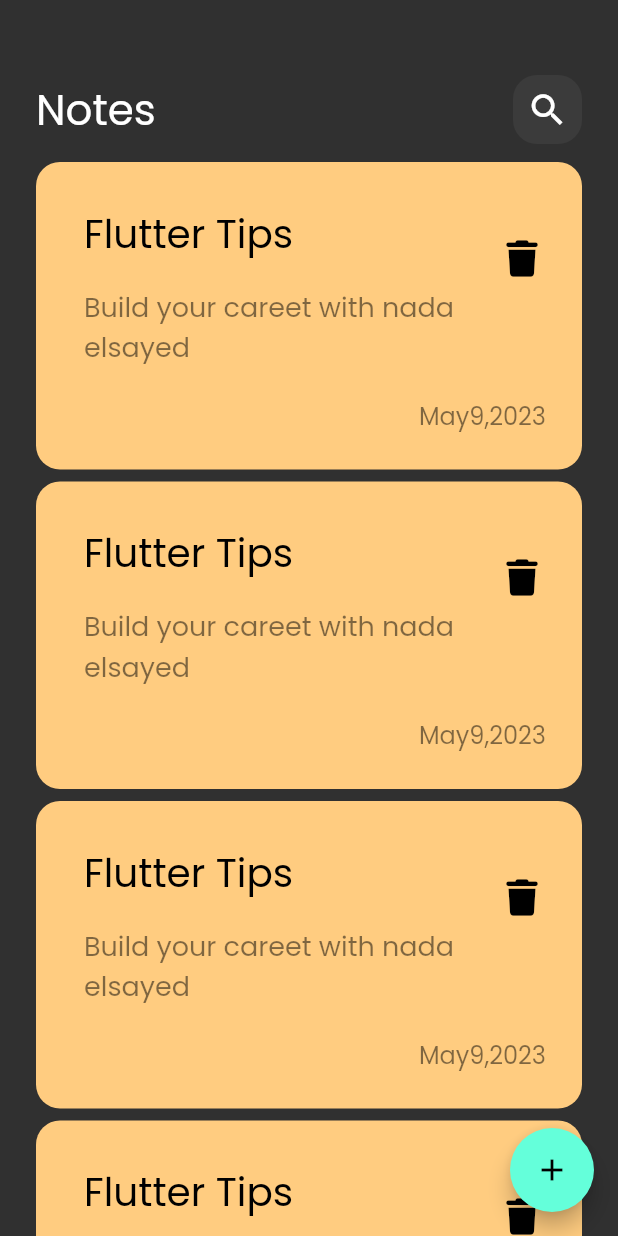
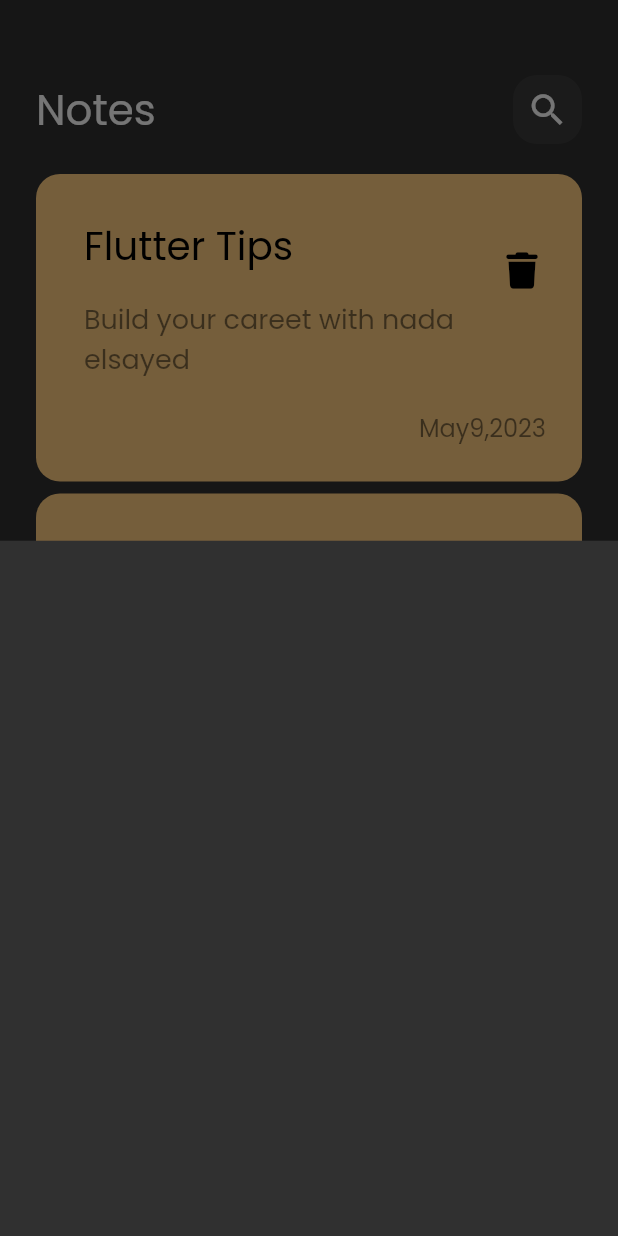
Before and after one commit to nada12elsayed13/notes_app, a Flutter app: the screen it shows after launch, after a tap on the "add" icon, on a phone screen of 412 x 824 dp. Run offline on Flutter 3.47's test engine with Material 2 defaults, Android fonts, the phone set to English and light mode, and no system bars; our stand-ins replace font_awesome_flutter.

Commit message:
show model bottom sheet

```diff
--- a/lib/views/notes_view.dart
+++ b/lib/views/notes_view.dart
@@ -1,5 +1,6 @@
 import 'package:flutter/material.dart';
 
+import '../widgets/AddNotesBottomSheet.dart';
 import '../widgets/Custom_body.dart';
 
 class NotesView extends StatelessWidget {
@@ -9,7 +10,13 @@ class NotesView extends StatelessWidget {
   Widget build(BuildContext context) {
     return Scaffold(
         floatingActionButton: FloatingActionButton(
-          onPressed: () {},
+          onPressed: () {
+            showModalBottomSheet(
+                context: context,
+                builder: (context) {
+                  return const AddNoteBottemSheet();
+                });
+          },
           child: const Icon(Icons.add),
         ),
         body: const CustomBody());
--- /dev/null
+++ b/lib/widgets/AddNotesBottomSheet.dart
@@ -0,0 +1,10 @@
+import 'package:flutter/material.dart';
+
+class AddNoteBottemSheet extends StatelessWidget {
+  const AddNoteBottemSheet({super.key});
+
+  @override
+  Widget build(BuildContext context) {
+    return Container();
+  }
+}
--- a/lib/widgets/Custom_body.dart
+++ b/lib/widgets/Custom_body.dart
@@ -16,9 +16,6 @@ class CustomBody extends StatelessWidget {
             height: 50,
           ),
           CustomAbbpar(),
-          SizedBox(
-            height: 8,
-          ),
           Expanded(child: NotesListView())
         ],
       ),
--- a/lib/widgets/notes_listview.dart
+++ b/lib/widgets/notes_listview.dart
@@ -7,13 +7,17 @@ class NotesListView extends StatelessWidget {
 
   @override
   Widget build(BuildContext context) {
-    return ListView.builder(
+    return Padding(
+      padding: const EdgeInsets.symmetric(vertical: 16),
+      child: ListView.builder(
+        padding: EdgeInsets.zero,
         itemBuilder: (context, index) {
           return const Padding(
             padding: EdgeInsets.symmetric(vertical: 4),
             child: CustomNoteItem(),
           );
         },
+      ),
     );
   }
 }
```
Lines whose indentation alone changed are shown as unchanged.
